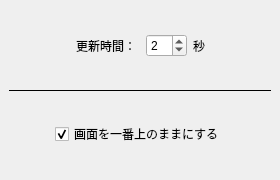
First picture: the form in environmental_setting.ui, repository annin401/Gampuku_Viewer, before the edit.
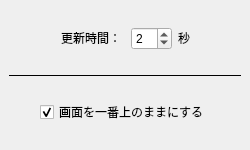
Second picture: the form after the edit.

Commit message: uiファイルのタイトルバーやウィンドウサイズを変えた

```diff
--- a/environmental_setting.ui
+++ b/environmental_setting.ui
@@ -6,20 +6,20 @@
    <rect>
     <x>0</x>
     <y>0</y>
-    <width>280</width>
-    <height>180</height>
+    <width>250</width>
+    <height>150</height>
    </rect>
   </property>
   <property name="minimumSize">
    <size>
-    <width>280</width>
-    <height>180</height>
+    <width>250</width>
+    <height>150</height>
    </size>
   </property>
   <property name="maximumSize">
    <size>
-    <width>280</width>
-    <height>180</height>
+    <width>250</width>
+    <height>150</height>
    </size>
   </property>
   <property name="windowTitle">
@@ -63,6 +63,9 @@
           <property name="styleSheet">
            <string notr="true">background-color: &quot;#67696E&quot;</string>
           </property>
+          <property name="minimum">
+           <number>1</number>
+          </property>
           <property name="value">
            <number>2</number>
           </property>
```
Left out of the diff: 4 changed lines with no effect on the pictures.
